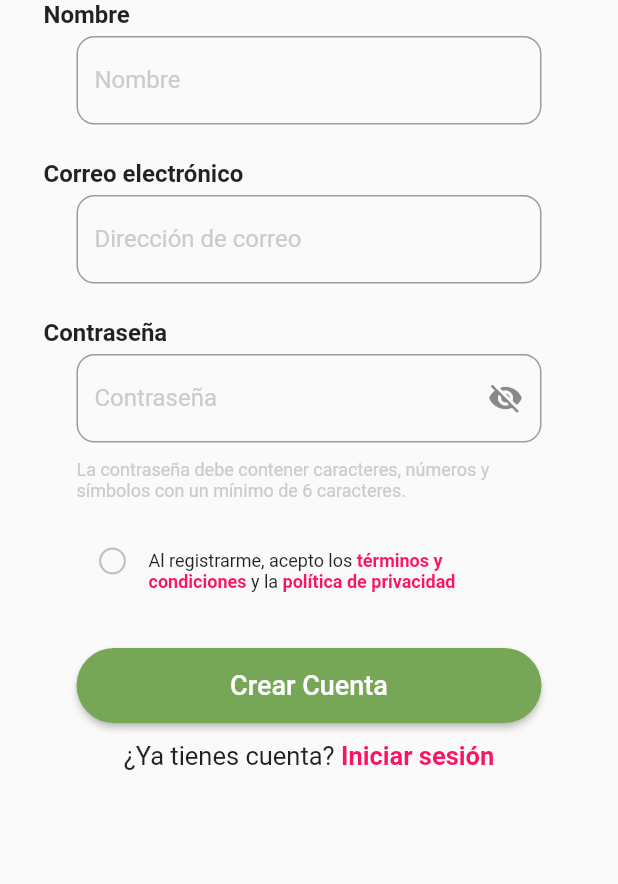
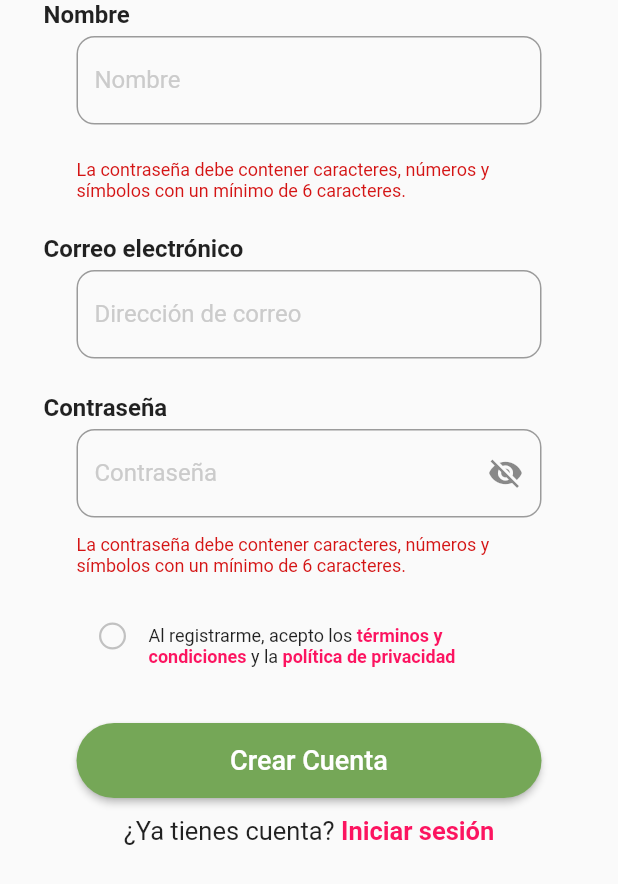
Before and after one commit to YaelPM/appnew_flutterProyect_petAll, a Flutter app: the BodyContent widget shown alone on an empty page, opened directly, after a tap on "Crear Cuenta", on a phone screen of 412 x 824 dp. Shown: the top 884 px of the screen. Run offline on Flutter 3.47's test engine with Material 2 defaults, Android fonts, the phone set to English and light mode, and no system bars; our stand-ins replace auto_size_text, cloud_firestore, firebase_auth, firebase_core, firebase_database, firebase_storage and 9 more; missing offline and left inert: flutter_facebook_auth, json_path; accounts and stored records are empty.

Commit message:
primer push

```diff
--- a/lib/pages/home_page_widget.dart
+++ b/lib/pages/home_page_widget.dart
@@ -496,12 +496,16 @@ class _HomePageWidgetState extends State<HomePageWidget> {
                             children: [
                               ClipRRect(
                                 borderRadius: BorderRadius.circular(10),
-                                child: Image.asset(
-                                  'assets/images/slde.png',
-                                  width: 350,
-                                  height: 150,
-                                  fit: BoxFit.cover,
-                                ),
+                                child: Slider(
+                                min: 0,
+                                max: 100,
+                                value:2.toDouble(),
+                                onChanged: (value) {
+                                  setState(() {
+
+                                  });
+                                },
+                              ),
                               ),
                             ],
                           ),
--- a/lib/pages/register.dart
+++ b/lib/pages/register.dart
@@ -1,4 +1,5 @@
 import 'dart:convert';
+import 'dart:developer';
 import 'package:http/http.dart' as http;
 import 'package:flutter/cupertino.dart';
 import 'package:flutter/material.dart';
@@ -95,8 +96,9 @@ class BodyContent extends StatefulWidget {
 
 class _BodyContentState extends State<BodyContent> {
 
+
   final name_controller = TextEditingController();
-  final email_controller = TextEditingController();
+  var email_controller = TextEditingController();
   final password_controller = TextEditingController();
 
    @override
@@ -112,6 +114,7 @@ class _BodyContentState extends State<BodyContent> {
   bool visible = true;
   @override
   Widget build(BuildContext context) {
+
     return Column(
       children: [
         Container(
@@ -148,6 +151,18 @@ class _BodyContentState extends State<BodyContent> {
           ),
         ),
         Container(
+          width: 310,
+          height: 50,
+          margin: const EdgeInsets.only(left: 0),
+          child: const Text(
+            'La contraseña debe contener caracteres, números y símbolos con un mínimo de 6 caracteres.',
+            style: TextStyle(
+              color: Color.fromARGB(255, 212, 20, 20),
+              fontSize: 12
+            ),
+          ),
+        ),
+        Container(
           alignment: Alignment.topLeft,
           margin: const EdgeInsets.only(left: 29, bottom: 5),
           child: const Text(
@@ -162,7 +177,7 @@ class _BodyContentState extends State<BodyContent> {
           child: TextField(
             controller: email_controller,
             decoration: InputDecoration(
-              labelText: 'Dirección de correo',
+             labelText: 'Dirección de correo',
               labelStyle: const TextStyle(
                 color: ColorsRegisterView.txFName,
               ),
@@ -180,6 +195,11 @@ class _BodyContentState extends State<BodyContent> {
             ),
           ),
         ),
+        Container(
+
+
+        ),
+
         Container(
           alignment: Alignment.topLeft,
           margin: const EdgeInsets.only(left: 29, bottom: 5),
@@ -229,7 +249,7 @@ class _BodyContentState extends State<BodyContent> {
           child: const Text(
             'La contraseña debe contener caracteres, números y símbolos con un mínimo de 6 caracteres.',
             style: TextStyle(
-              color: ColorsRegisterView.txFName,
+              color: Color.fromARGB(255, 212, 20, 20),
               fontSize: 12
             ),
           ),
@@ -412,39 +432,48 @@ class _BodyContentState extends State<BodyContent> {
   }
 
   Future<String> fetchPost() async {
-    Map<String, String> headers = {'Content-Type': 'application/json'};
-    String api = 'desarrollovan-tis.dedyn.io:4010';
-    String path = 'Api/User/CreateUser';
-    final response = await http.post(
-      Uri.http(api, path),
-      headers: headers,
-      body: json.encode({
-        "idUser": 0,
-        "email": email_controller.text,
-        "name": name_controller.text,
-        "phoneNumber": "",
-        "pass": password_controller.text,
-        "idRole": 1,
-        "idPlatform": 2,
-        "idChannel": 1,
-        "guest": "",
-        "lasName": ""
-      }),
-    );
 
-    if (response.statusCode == 200) {
-      // Si el servidor devuelve una repuesta OK, parseamos el JSON
-      //return Post.fromJson(json.decode(response.body));
+    if (email_controller == null) {
+      // ignore: avoid_print
+      log('your message here');
+         return 'Please enter your email address';
+     }
 
-      final map = json.decode(response.body);
-      print(map["message"]);
-      _showAlertDialog(map["message"]);
+    return "mensaje";
 
-      String mensaje = "Si esta bien";
-      return mensaje;
-    } else {
-      // Si esta respuesta no fue OK, lanza un error.
-      throw Exception('Failed to load post');
-    }
+    // Map<String, String> headers = {'Content-Type': 'application/json'};
+    // String api = 'desarrollovan-tis.dedyn.io:4010';
+    // String path = 'Api/User/CreateUser';
+    // final response = await http.post(
+    //   Uri.http(api, path),
+    //   headers: headers,
+    //   body: json.encode({
+    //     "idUser": 0,
+    //     "email": email_controller.text,
+    //     "name": name_controller.text,
+    //     "phoneNumber": "",
+    //     "pass": password_controller.text,
+    //     "idRole": 1,
+    //     "idPlatform": 2,
+    //     "idChannel": 1,
+    //     "guest": "",
+    //     "lasName": ""
+    //   }),
+    // );
+
+    // if (response.statusCode == 200) {
+    //   // Si el servidor devuelve una repuesta OK, parseamos el JSON
+    //   //return Post.fromJson(json.decode(response.body));
+
+    //   final map = json.decode(response.body);
+    //   print(map["message"]);
+    //   _showAlertDialog(map["message"]);
+
+    //   String mensaje = "Si esta bien";
+    //   return mensaje;
+    // } else {
+    //   // Si esta respuesta no fue OK, lanza un error.
+    //   throw Exception('Failed to load post');
+    // }
   }
 }
```
Also changed, not shown: flutter_01.png (added).
